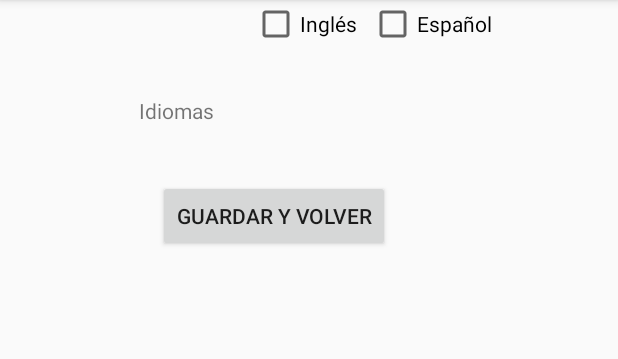
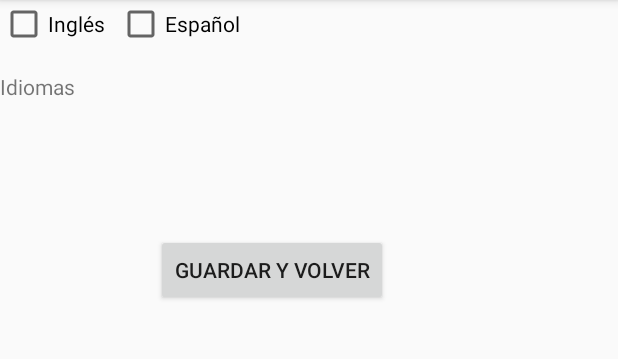
Before and after one commit to 2DAMUE/pmdm-ad-extraordinaria-SantiagoLMC, an Android app: the Language screen opened directly, with no data from a screen before it, on a phone screen of 412 x 824 dp, the part 84-443 px from its top. Run offline under Robolectric (Android 15) with nearby library versions, the phone set to English and light mode, and no system bars.

```diff
--- a/app/src/main/res/layout/activity_about_us.xml
+++ b/app/src/main/res/layout/activity_about_us.xml
@@ -27,9 +27,9 @@
             android:id="@+id/textView3"
             android:layout_width="wrap_content"
             android:layout_height="wrap_content"
-            android:layout_marginBottom="538dp"
-            app:layout_constraintBottom_toBottomOf="parent"
+            android:layout_marginTop="148dp"
             app:layout_constraintEnd_toEndOf="parent"
+            app:layout_constraintHorizontal_bias="0.498"
             app:layout_constraintStart_toStartOf="parent"
             app:layout_constraintTop_toBottomOf="@+id/textView2" />
 
@@ -37,7 +37,7 @@
             android:id="@+id/btnBack2"
             android:layout_width="wrap_content"
             android:layout_height="wrap_content"
-            android:text="Volver"
+            android:text="@string/btnBack2"
             app:layout_constraintBottom_toBottomOf="parent"
             app:layout_constraintEnd_toEndOf="parent"
             app:layout_constraintStart_toStartOf="parent"
--- a/app/src/main/res/layout/activity_language.xml
+++ b/app/src/main/res/layout/activity_language.xml
@@ -14,18 +14,25 @@
 
 
 
+
+
+
+
+
+
+
+
     ]]>
 
     <TextView
         android:id="@+id/txtlang"
-        android:layout_width="59dp"
-        android:layout_height="24dp"
-        android:layout_marginTop="64dp"
-        android:layout_marginEnd="260dp"
+        android:layout_width="82dp"
+        android:layout_height="34dp"
+        android:layout_marginTop="48dp"
         android:text="@string/tv1"
-        app:layout_constraintEnd_toEndOf="parent"
         app:layout_constraintTop_toTopOf="parent"
-        tools:ignore="MissingConstraints" />
+        tools:ignore="MissingConstraints"
+        tools:layout_editor_absoluteX="129dp" />
 
     <CheckBox
         android:id="@+id/checkBoxEsp"
@@ -35,30 +42,29 @@
         android:text="@string/cbe"
         app:layout_constraintStart_toEndOf="@+id/checkBoxEng"
         tools:ignore="MissingConstraints"
-        tools:layout_editor_absoluteY="56dp" />
+        tools:layout_editor_absoluteY="104dp" />
+
+    <CheckBox
+        android:id="@+id/checkBoxEng"
+        android:layout_width="wrap_content"
+        android:layout_height="wrap_content"
+        android:text="@string/cbi"
+        tools:ignore="MissingConstraints"
+        tools:layout_editor_absoluteX="94dp"
+        tools:layout_editor_absoluteY="104dp" />
 
     <Button
         android:id="@+id/saveAndBack"
         android:layout_width="wrap_content"
         android:layout_height="wrap_content"
-        android:layout_marginTop="88dp"
+        android:layout_marginTop="124dp"
         android:layout_marginEnd="152dp"
         android:onClick="GuardarYVolver"
         android:text="@string/saveAndBack"
         app:layout_constraintEnd_toEndOf="parent"
-        app:layout_constraintHorizontal_bias="1.0"
+        app:layout_constraintHorizontal_bias="0.99"
         app:layout_constraintStart_toStartOf="parent"
         app:layout_constraintTop_toBottomOf="@+id/checkBoxEng"
         tools:ignore="MissingConstraints" />
 
-    <CheckBox
-        android:id="@+id/checkBoxEng"
-        android:layout_width="wrap_content"
-        android:layout_height="wrap_content"
-        android:layout_marginStart="16dp"
-        android:text="@string/cbi"
-        app:layout_constraintStart_toEndOf="@+id/txtlang"
-        tools:ignore="MissingConstraints"
-        tools:layout_editor_absoluteY="56dp" />
-
 </androidx.constraintlayout.widget.ConstraintLayout>
--- a/app/src/main/res/layout/adaptador.xml
+++ b/app/src/main/res/layout/adaptador.xml
@@ -23,8 +23,7 @@
         android:layout_width="112dp"
         android:layout_height="51dp"
         android:layout_marginStart="148dp"
-
-        android:text="Hecho"
+        android:text="@string/hecho"
         app:layout_constraintBottom_toBottomOf="parent"
         app:layout_constraintStart_toStartOf="parent"
         app:layout_constraintTop_toTopOf="parent"
--- a/app/src/main/res/values/strings.xml
+++ b/app/src/main/res/values/strings.xml
@@ -11,4 +11,6 @@
     <string name="cbe">Español</string>
     <string name="btnBack">Volver</string>
     <string name="btnAbUs">Sobre nosotros</string>
+    <string name="hecho">Hecho</string>
+    <string name="btnBack2">Volver</string>
 </resources>
```
Also changed, not shown: 1 other file.
